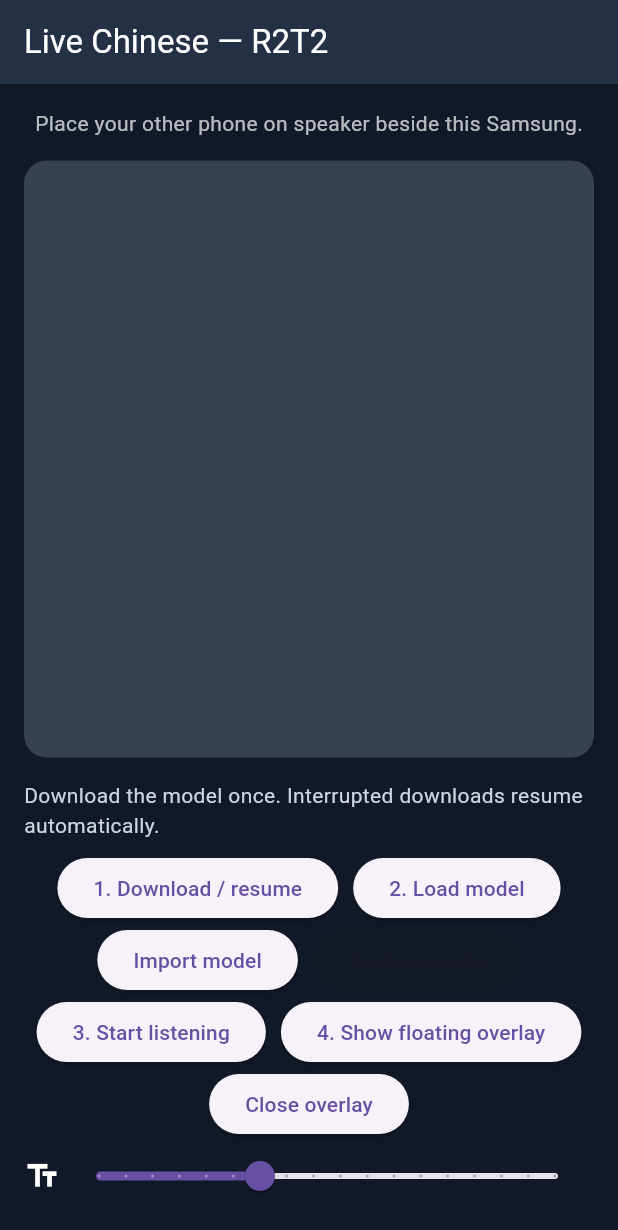
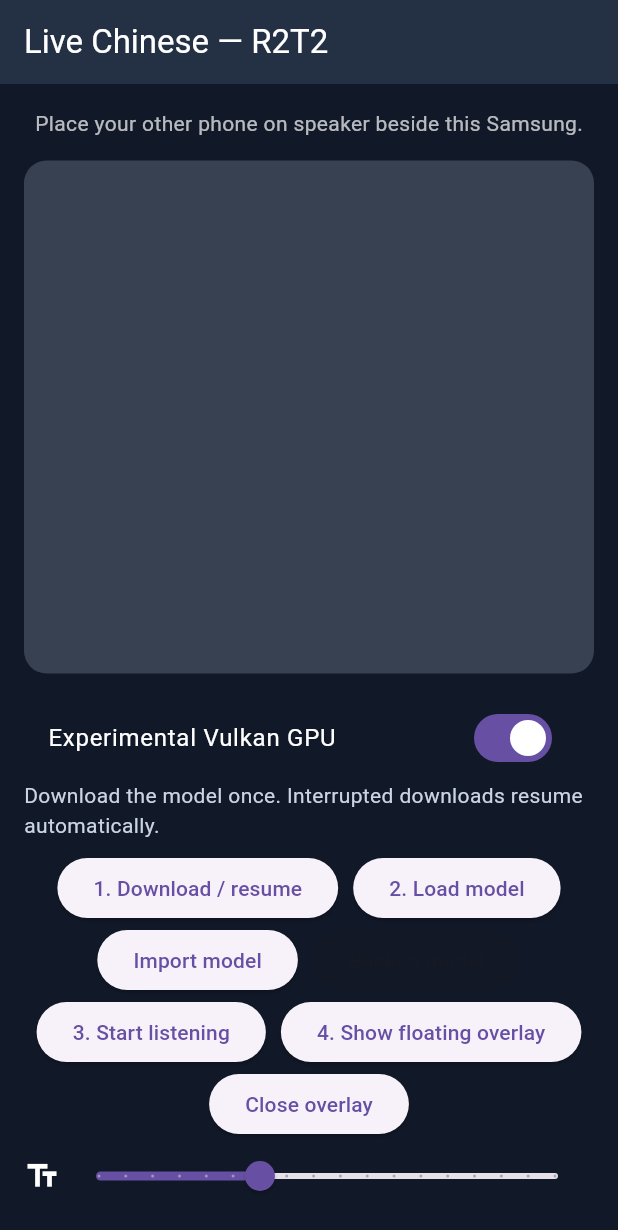
Before and after one commit to hh786686-ship-it/a, a Flutter app: the screen it shows after launch, on a phone screen of 412 x 824 dp. Shown: the top 1230 px of the screen. Run offline on Flutter 3.47's test engine with Material 3 defaults, Android fonts, the phone set to English and light mode, and no system bars; missing offline and left inert: crispasr, record.

Commit message:
v0.15 experimental Android Vulkan native build and selectable GPU mode

```diff
--- a/samsung-r2t2/lib/main.dart
+++ b/samsung-r2t2/lib/main.dart
@@ -39,7 +39,7 @@ void recognitionWorker(SendPort parent) async {
         session?.close();
         session = CrispasrSession.openWithParams(
           message['path'] as String,
-          backend: 'qwen3', useGpu: false, nThreads: 6, nGpuLayers: 0,
+          backend: 'qwen3', useGpu: message['gpu'] != false, nThreads: 4, nGpuLayers: message['gpu'] == false ? 0 : 99,
         );
         final kind = session!.streamingKind;
         if (kind == 0) throw StateError('Android library has no streaming support.');
@@ -179,6 +179,7 @@ class _LiveCaptionsState extends State<LiveCaptions> {
   bool _pauseDownload = false;
   bool _modelVerified = false;
   bool _loadingModel = false;
+  bool _gpu = true;
   bool _transferring = false;
   int _audioBytes = 0, _processedBytes = 0, _decodeMs = 0, _skippedBytes = 0;
   double _micLevel = 0;
@@ -198,7 +199,7 @@ class _LiveCaptionsState extends State<LiveCaptions> {
     WidgetsBinding.instance.addPostFrameCallback((_) async {
       if (!mounted) return;
       final file = await _modelPath();
-      if (mounted && await file.exists() && await file.length() == modelBytes) await _load();
+      // Experimental GPU mode must be explicitly loaded so CPU remains selectable.
     });
   }
 
@@ -435,7 +436,7 @@ class _LiveCaptionsState extends State<LiveCaptions> {
       _updates!.listen((message) {
         if (message is SendPort) {
           _send = message;
-          _send!.send({'op': 'load', 'path': model.path});
+          _send!.send({'op': 'load', 'path': model.path, 'gpu': _gpu});
         } else if ((message == null || message is List) && mounted) {
           _micSub?.cancel();
           unawaited(_recorder.stop());
@@ -446,7 +447,7 @@ class _LiveCaptionsState extends State<LiveCaptions> {
           if (run is int && run != _run) return;
           switch (message['type']) {
             case 'ready':
-              setState(() { _loaded = true; _status = 'Ready. Tap Start listening.'; });
+              setState(() { _loaded = true; _status = _gpu ? 'GPU requested. Tap Start listening.' : 'CPU mode ready. Tap Start listening.'; });
               break;
             case 'started':
               setState(() => _status = 'Listening to phone speaker…');
@@ -578,6 +579,7 @@ class _LiveCaptionsState extends State<LiveCaptions> {
           ),
         )),
         const SizedBox(height: 15),
+        if (!_loaded && !_loadingModel && _updates == null) SwitchListTile(title: const Text('Experimental Vulkan GPU', style: TextStyle(color: Colors.white)), value: _gpu, onChanged: (v) => setState(() => _gpu = v)),
         Text(_status, style: const TextStyle(color: Color(0xffcbd5e1))),
         if (_listening) ...[
           LinearProgressIndicator(value: (_micLevel * 8).clamp(0.0, 1.0).toDouble()),
--- a/samsung-r2t2/pubspec.yaml
+++ b/samsung-r2t2/pubspec.yaml
@@ -1,7 +1,7 @@
 name: r2t2_live_chinese
 description: Offline Mandarin companion subtitles for Samsung A16
 publish_to: none
-version: 0.14.0+14
+version: 0.15.0+15
 environment:
   sdk: '>=3.4.0 <4.0.0'
 dependencies:
```
Also changed, not shown: 1 other file.
